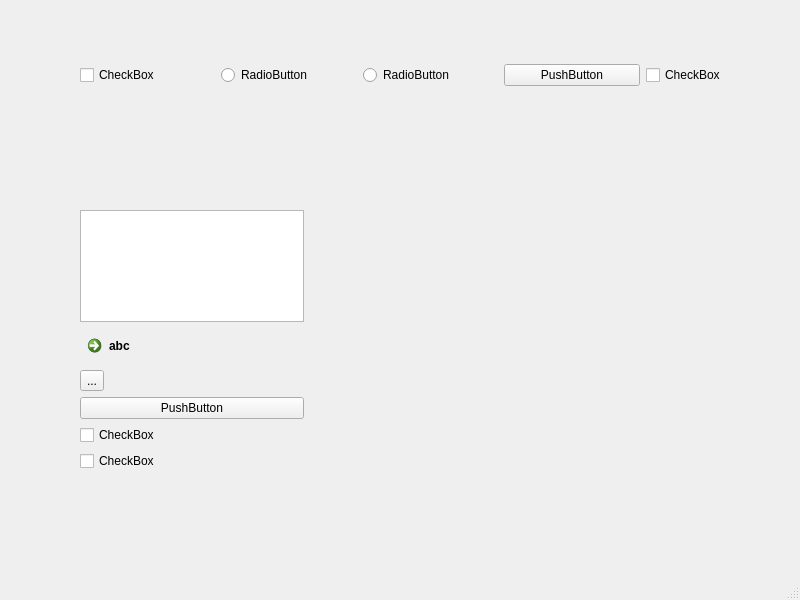
Qt form designer/a_layout.ui (lllllllai27/PyQt5_GUI) before a commit.
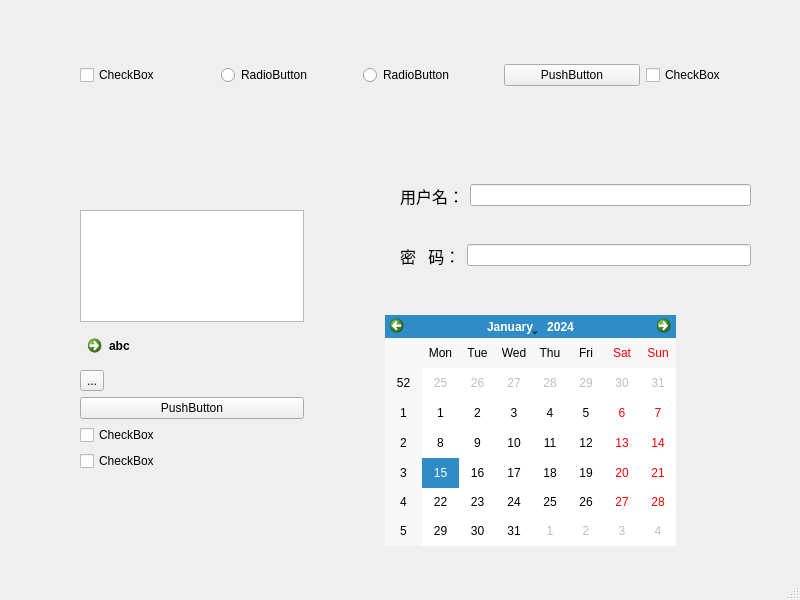
The same form after that commit.

What changed in the file:
```diff
--- a/designer/a_layout.ui
+++ b/designer/a_layout.ui
@@ -64,6 +64,72 @@
      </item>
     </layout>
    </widget>
+   <widget class="QWidget" name="horizontalLayoutWidget_2">
+    <property name="geometry">
+     <rect>
+      <x>400</x>
+      <y>170</y>
+      <width>351</width>
+      <height>51</height>
+     </rect>
+    </property>
+    <layout class="QHBoxLayout" name="horizontalLayout_2">
+     <item>
+      <widget class="QLabel" name="label">
+       <property name="font">
+        <font>
+         <family>a Theme for murder</family>
+         <pointsize>12</pointsize>
+        </font>
+       </property>
+       <property name="text">
+        <string>用户名：</string>
+       </property>
+      </widget>
+     </item>
+     <item>
+      <widget class="QLineEdit" name="lineEdit"/>
+     </item>
+    </layout>
+   </widget>
+   <widget class="QWidget" name="horizontalLayoutWidget_3">
+    <property name="geometry">
+     <rect>
+      <x>400</x>
+      <y>230</y>
+      <width>351</width>
+      <height>51</height>
+     </rect>
+    </property>
+    <layout class="QHBoxLayout" name="horizontalLayout_3">
+     <item>
+      <widget class="QLabel" name="label_4">
+       <property name="font">
+        <font>
+         <family>a Theme for murder</family>
+         <pointsize>12</pointsize>
+        </font>
+       </property>
+       <property name="text">
+        <string>密   码：</string>
+       </property>
+      </widget>
+     </item>
+     <item>
+      <widget class="QLineEdit" name="lineEdit_2"/>
+     </item>
+    </layout>
+   </widget>
+   <widget class="QCalendarWidget" name="calendarWidget">
+    <property name="geometry">
+     <rect>
+      <x>385</x>
+      <y>315</y>
+      <width>291</width>
+      <height>231</height>
+     </rect>
+    </property>
+   </widget>
    <widget class="QWidget" name="">
     <property name="geometry">
      <rect>
```
Left out of the diff: 3 changed lines with no effect on the pictures.
